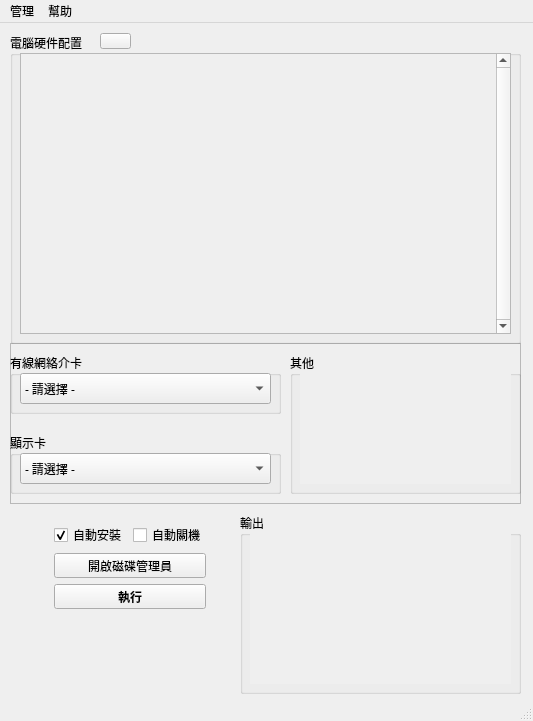
Above: src/main.ui from SuperDumbTM/driver-box before the change. Below: the same form after it.
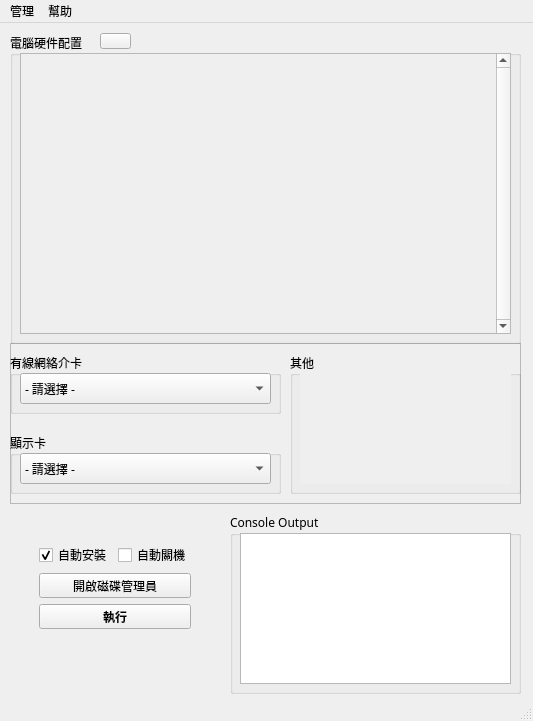
That is the form after the change. Icons and pictures are not drawn.

```diff
--- a/src/main.ui
+++ b/src/main.ui
@@ -164,9 +164,9 @@
    <widget class="QWidget" name="gridLayoutWidget">
     <property name="geometry">
      <rect>
-      <x>40</x>
-      <y>500</y>
-      <width>181</width>
+      <x>20</x>
+      <y>520</y>
+      <width>191</width>
       <height>86</height>
      </rect>
     </property>
@@ -367,48 +367,48 @@
    <widget class="QGroupBox" name="runStatGroupBox">
     <property name="geometry">
      <rect>
-      <x>240</x>
+      <x>230</x>
       <y>490</y>
-      <width>281</width>
+      <width>291</width>
       <height>181</height>
      </rect>
     </property>
     <property name="title">
-     <string>輸出</string>
+     <string>Console Output</string>
     </property>
     <property name="alignment">
      <set>Qt::AlignLeading|Qt::AlignLeft|Qt::AlignTop</set>
     </property>
-    <widget class="QScrollArea" name="runStatSa">
+    <widget class="QListWidget" name="stdoutArea">
      <property name="geometry">
       <rect>
        <x>10</x>
        <y>20</y>
-       <width>261</width>
+       <width>271</width>
        <height>151</height>
       </rect>
      </property>
-     <property name="styleSheet">
-      <string notr="true">border :0px;</string>
+     <property name="focusPolicy">
+      <enum>Qt::NoFocus</enum>
      </property>
-     <property name="widgetResizable">
-      <bool>true</bool>
+     <property name="verticalScrollBarPolicy">
+      <enum>Qt::ScrollBarAsNeeded</enum>
      </property>
-     <widget class="QWidget" name="runStatContents">
-      <property name="geometry">
-       <rect>
-        <x>0</x>
-        <y>0</y>
-        <width>261</width>
-        <height>151</height>
-       </rect>
-      </property>
-      <layout class="QVBoxLayout" name="verticalLayout_4">
-       <item>
-        <layout class="QVBoxLayout" name="runStatVBox_2"/>
-       </item>
-      </layout>
-     </widget>
+     <property name="horizontalScrollBarPolicy">
+      <enum>Qt::ScrollBarAsNeeded</enum>
+     </property>
+     <property name="sizeAdjustPolicy">
+      <enum>QAbstractScrollArea::AdjustToContents</enum>
+     </property>
+     <property name="editTriggers">
+      <set>QAbstractItemView::NoEditTriggers</set>
+     </property>
+     <property name="showDropIndicator" stdset="0">
+      <bool>false</bool>
+     </property>
+     <property name="selectionMode">
+      <enum>QAbstractItemView::NoSelection</enum>
+     </property>
     </widget>
    </widget>
   </widget>
```
